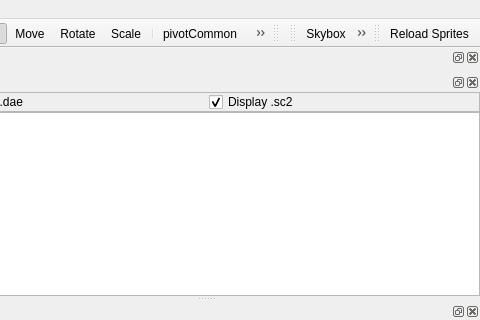
Qt form Tools/ResourceEditor/DataQt/mainwindow.ui (xaoctech/dava.engine) before a commit; both pictures show x 623 to 1103 and y 0 to 320 of the 1103 by 796 pixel window.
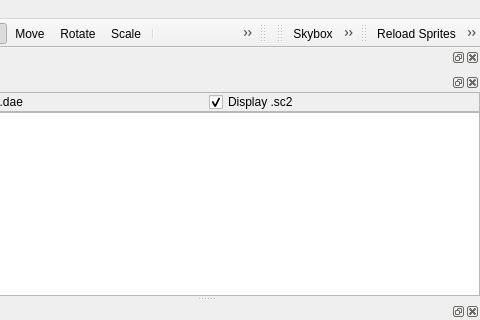
The same form after that commit. Icons and pictures are not drawn. Custom widgets are drawn as their Qt base class.

Commit message: [DF-2659] Restored synamic shadow color action on scene tabbar

Patch:
```diff
--- a/Tools/ResourceEditor/DataQt/mainwindow.ui
+++ b/Tools/ResourceEditor/DataQt/mainwindow.ui
@@ -772,6 +772,7 @@
     <bool>false</bool>
    </attribute>
    <addaction name="actionReloadSprites"/>
+   <addaction name="actionSetShadowColor"/>
   </widget>
   <action name="actionNewScene">
    <property name="icon">
```
Left out of the diff: 2 changed lines with no effect on the pictures.
